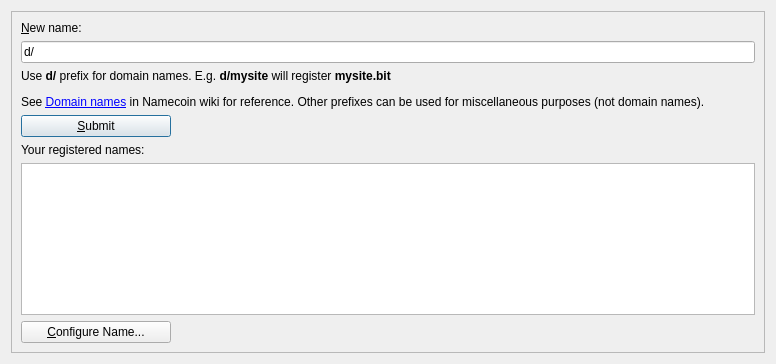
This is src/qt/forms/managenamespage.ui in domob1812/namecoin-core as Qt 5 draws it before an edit. The edited form follows.
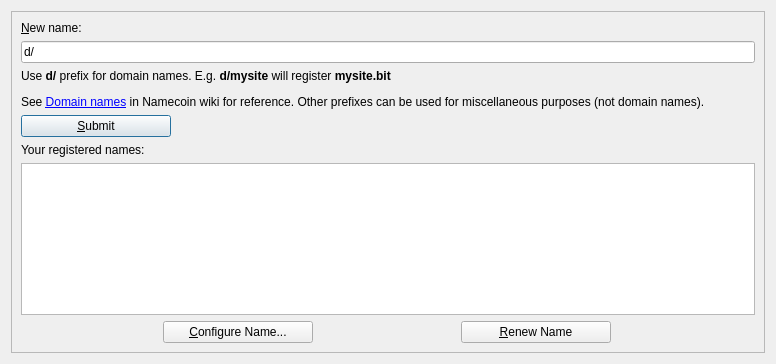
This is the edited form. Icons and pictures are not drawn. Custom widgets are drawn as their Qt base class.

Commit message: renew name button/functionality

Diff of the .ui file:
```diff
--- a/src/qt/forms/managenamespage.ui
+++ b/src/qt/forms/managenamespage.ui
@@ -174,6 +174,8 @@
       </widget>
      </item>
      <item>
+       <layout class="QHBoxLayout" name="horizontalLayout_3">
+        <item>
       <widget class="QPushButton" name="configureNameButton">
        <property name="sizePolicy">
         <sizepolicy hsizetype="Fixed" vsizetype="Fixed">
@@ -197,6 +199,33 @@
         <bool>false</bool>
        </property>
       </widget>
+        </item>
+        <item>
+         <widget class="QPushButton" name="renewNameButton">
+          <property name="sizePolicy">
+           <sizepolicy hsizetype="Fixed" vsizetype="Fixed">
+            <horstretch>0</horstretch>
+            <verstretch>0</verstretch>
+           </sizepolicy>
+          </property>
+          <property name="minimumSize">
+           <size>
+            <width>150</width>
+            <height>0</height>
+           </size>
+          </property>
+          <property name="toolTip">
+           <string>Renew the name with its current value</string>
+          </property>
+          <property name="text">
+           <string>&amp;Renew Name</string>
+          </property>
+          <property name="default">
+           <bool>false</bool>
+          </property>
+         </widget>
+        </item>
+       </layout>
      </item>
     </layout>
     </widget>
```
Left out of the diff: 3 changed lines with no effect on the pictures. Lines whose indentation alone changed are shown as unchanged. The commit also changes 3 other files.
